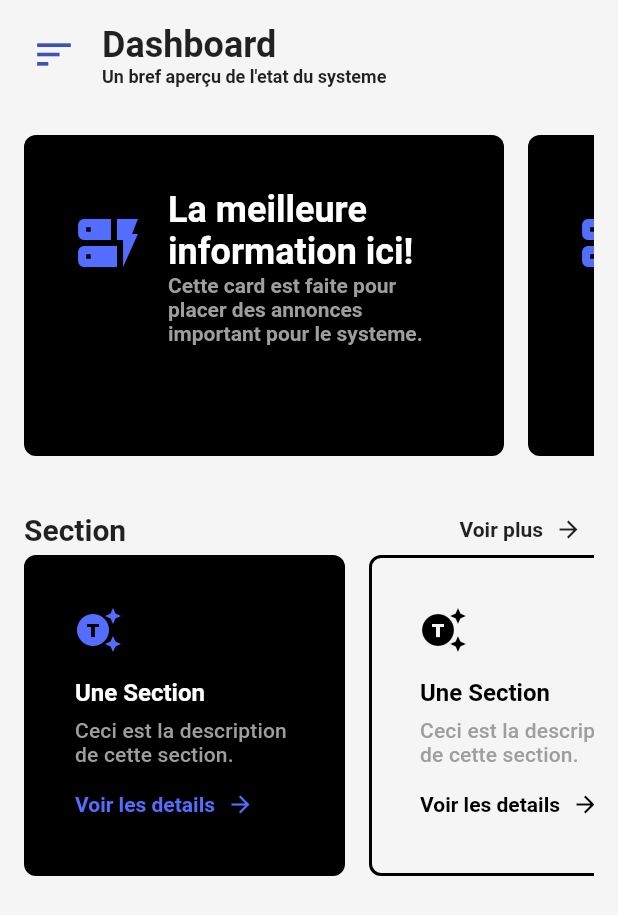
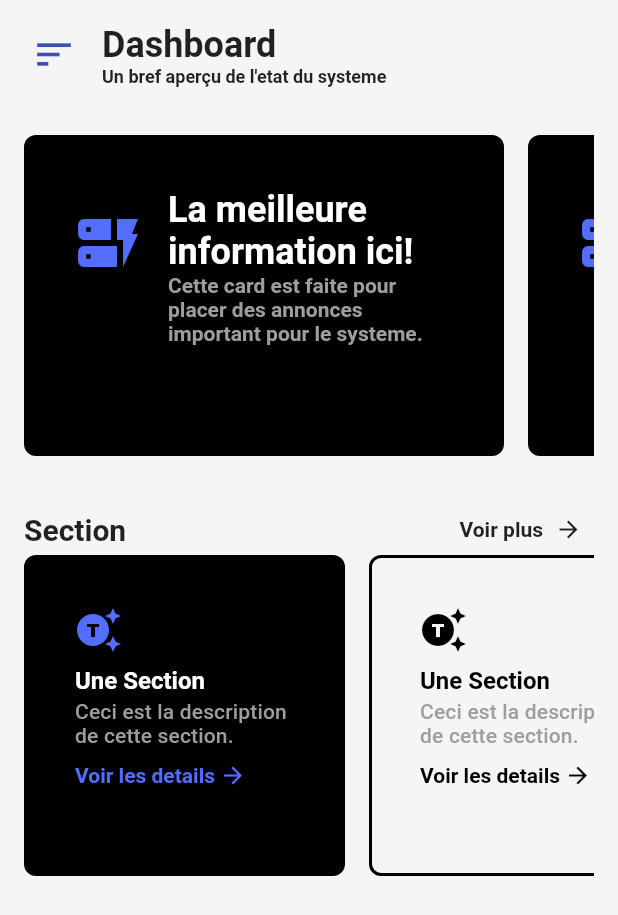
Before and after one commit to misterdiallo/flutter_responsive_dashboard, a Flutter app: the screen it shows after launch, on a phone screen of 412 x 824 dp. Shown: the top 915 px of the screen. Run offline on Flutter 3.47's test engine with Material 2 defaults, Android fonts, the light colour scheme and no system bars; our stand-ins replace get.

Commit message:
Fixing overflow error on the section widget

```diff
--- a/lib/ui/widgets/card_with_transparent_border.dart
+++ b/lib/ui/widgets/card_with_transparent_border.dart
@@ -24,7 +24,7 @@ class CardWithTransparentAndBorder extends StatelessWidget {
       borderRadius: borderRadius,
       child: Container(
         width: 214,
-        height: 214,
+        height: 244,
         padding: const EdgeInsets.all(32),
         decoration: BoxDecoration(
           color: selected ? Colors.black : null,
@@ -39,14 +39,14 @@ class CardWithTransparentAndBorder extends StatelessWidget {
               size: 32,
               color: selected ? secondaryColor : Colors.black,
             ),
-            const SizedBox(height: 16),
+            const SizedBox(height: 8),
             Text(
               title,
               style: Theme.of(context).textTheme.subtitle1!.copyWith(
                   color: selected ? Colors.white : Colors.black,
                   fontWeight: FontWeight.bold),
             ),
-            const SizedBox(height: 8),
+            const SizedBox(height: 3),
             Text(
               description,
               style: Theme.of(context)
@@ -54,7 +54,7 @@ class CardWithTransparentAndBorder extends StatelessWidget {
                   .subtitle2!
                   .copyWith(color: Colors.grey),
             ),
-            const SizedBox(height: 16),
+            const SizedBox(height: 10),
             Row(
               children: [
                 Text(
@@ -63,7 +63,7 @@ class CardWithTransparentAndBorder extends StatelessWidget {
                       fontWeight: FontWeight.bold,
                       color: selected ? secondaryColor : Colors.black),
                 ),
-                const SizedBox(width: 8),
+                const SizedBox(width: 3),
                 Icon(
                   Icons.arrow_forward,
                   size: 18,
```
